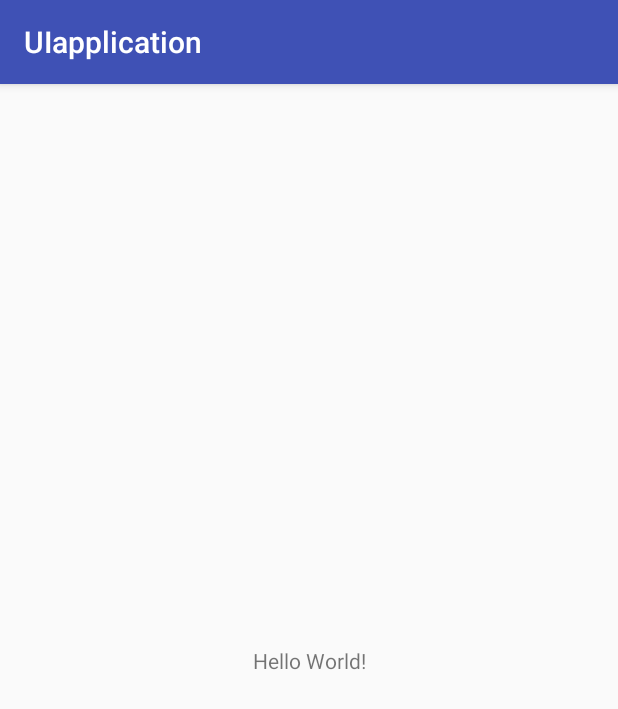
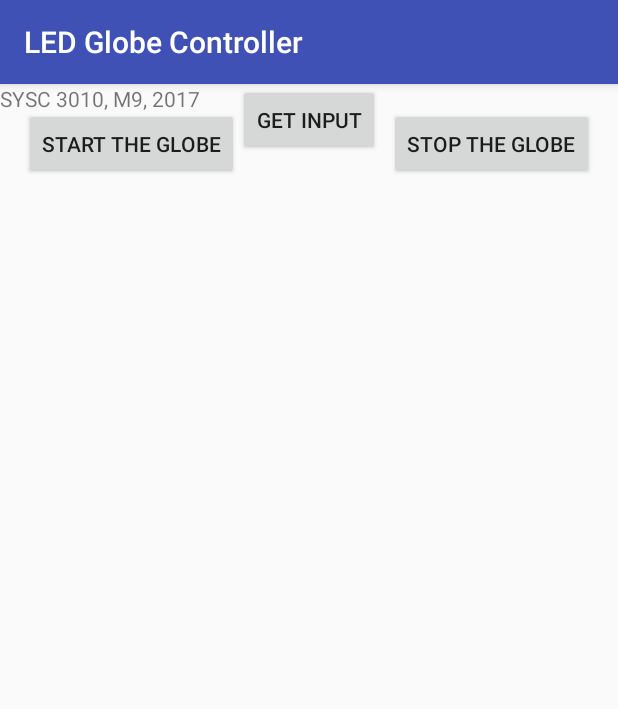
Before and after one commit to JonathanC13/LED_Globe, an Android app: the screen it shows after launch (MainActivity), on a phone screen of 412 x 824 dp. Shown: the top 709 px of the screen. Run offline under Robolectric (Android 15) with nearby library versions, the phone set to English and light mode, and no system bars.

Commit message:
UI elements added

```diff
--- a/UIapplication/app/build.gradle
+++ b/UIapplication/app/build.gradle
@@ -26,5 +26,6 @@ dependencies {
     })
     compile 'com.android.support:appcompat-v7:26.+'
     compile 'com.android.support.constraint:constraint-layout:1.0.2'
+    compile 'commons-net:commons-net:3.6'
     testCompile 'junit:junit:4.12'
 }
--- a/UIapplication/app/src/main/java/m9/sysc3010/uiapplication/MainActivity.java
+++ b/UIapplication/app/src/main/java/m9/sysc3010/uiapplication/MainActivity.java
@@ -2,6 +2,7 @@ package m9.sysc3010.uiapplication;
 
 import android.support.v7.app.AppCompatActivity;
 import android.os.Bundle;
+import android.view.View;
 
 public class MainActivity extends AppCompatActivity {
 
@@ -10,4 +11,19 @@ public class MainActivity extends AppCompatActivity {
         super.onCreate(savedInstanceState);
         setContentView(R.layout.activity_main);
     }
+
+    /*Method to send the request to start the Globe*/
+    public void sendStartRequest(View view) {
+        // Do something in response to Start button
+    }
+
+    /*Method to send the request to stop the Globe*/
+    public void sendStopRequest(View view) {
+        // Do something in response to Stop button
+    }
+
+    /*Method to send the user input to the Rpi*/
+    public void sendInput(View view) {
+        // Do something in response to Stop button
+    }
 }
--- a/UIapplication/app/src/main/java/m9/sysc3010/uiapplication/TftpClientATask.java
+++ b/UIapplication/app/src/main/java/m9/sysc3010/uiapplication/TftpClientATask.java
@@ -11,7 +11,7 @@ import org.apache.commons.net.tftp.TFTPClient;
 
 public class TftpClientATask extends AsyncTask<String,String,TFTPClient> {
     private static final String     COMMAND     = "shutdown -s"      ;
-    private              TCPClient  tcpClient                        ;
+    private              TFTPClient  tcpClient                        ;
     private              Handler    mHandler                         ;
     private static final String     TAG         = "ShutdownAsyncTask";
 
--- a/UIapplication/app/src/main/res/layout/activity_main.xml
+++ b/UIapplication/app/src/main/res/layout/activity_main.xml
@@ -6,13 +6,46 @@
     android:layout_height="match_parent"
     tools:context="m9.sysc3010.uiapplication.MainActivity">
 
+    <Button
+        android:id="@+id/button"
+        android:layout_width="0dp"
+        android:layout_height="wrap_content"
+        android:layout_marginTop="16dp"
+        android:onClick="sendStartRequest"
+        android:text="@string/start_button"
+        app:layout_constraintTop_toTopOf="parent"
+        android:layout_marginLeft="16dp"
+        app:layout_constraintLeft_toLeftOf="parent" />
+
     <TextView
+        android:id="@+id/textView"
         android:layout_width="wrap_content"
         android:layout_height="wrap_content"
-        android:text="Hello World!"
-        app:layout_constraintBottom_toBottomOf="parent"
-        app:layout_constraintLeft_toLeftOf="parent"
+        android:text="@string/author_footnote"
+        tools:layout_editor_absoluteX="233dp"
+        tools:layout_editor_absoluteY="478dp" />
+
+    <Button
+        android:id="@+id/button2"
+        android:layout_width="wrap_content"
+        android:layout_height="wrap_content"
+        android:layout_marginRight="16dp"
+        android:layout_marginTop="16dp"
+        android:onClick="sendStopRequest"
+        android:text="@string/end_button"
         app:layout_constraintRight_toRightOf="parent"
         app:layout_constraintTop_toTopOf="parent" />
 
+    <Button
+        android:id="@+id/button3"
+        android:layout_width="wrap_content"
+        android:layout_height="wrap_content"
+        android:layout_marginLeft="16dp"
+        android:layout_marginRight="16dp"
+        android:onClick="sendInput"
+        android:text="@string/get_button"
+        app:layout_constraintLeft_toLeftOf="parent"
+        app:layout_constraintRight_toRightOf="parent"
+        tools:layout_editor_absoluteY="110dp" />
+
 </android.support.constraint.ConstraintLayout>
--- a/UIapplication/app/src/main/res/values/strings.xml
+++ b/UIapplication/app/src/main/res/values/strings.xml
@@ -1,3 +1,7 @@
 <resources>
-    <string name="app_name">UIapplication</string>
+    <string name="app_name">LED Globe Controller</string>
+    <string name="start_button">Start the Globe</string>
+    <string name="author_footnote">SYSC 3010, M9, 2017</string>
+    <string name="end_button">Stop the Globe</string>
+    <string name="get_button">Get Input</string>
 </resources>
```
